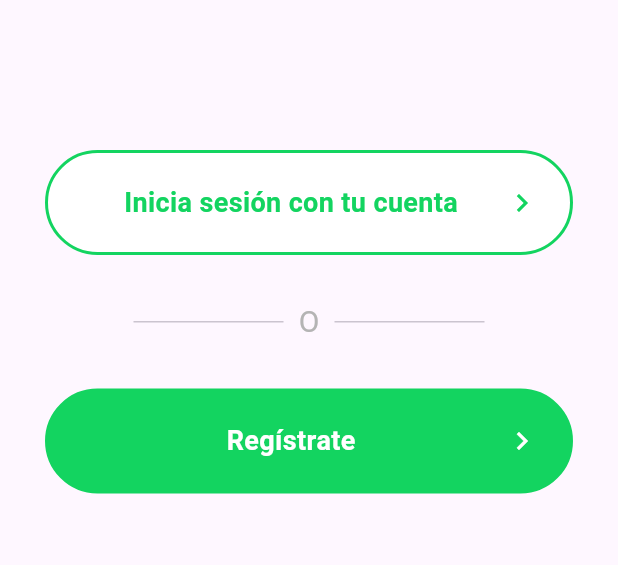
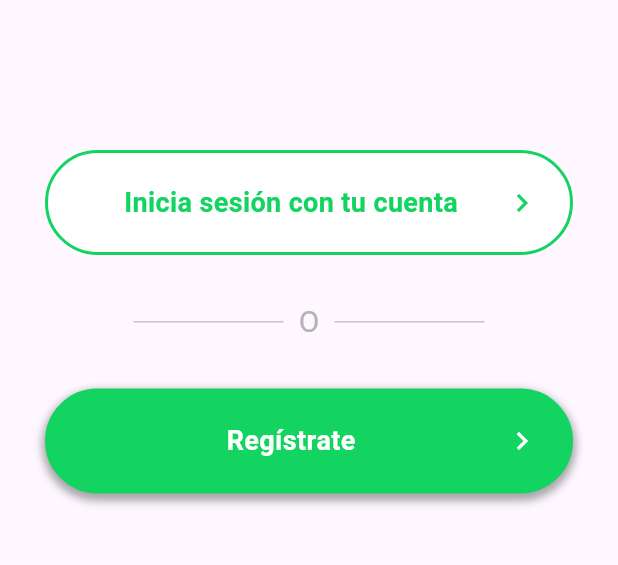
Before and after one commit to alanolv/Quaxly, a Flutter app: the WelcomeScreen screen opened directly, on a phone screen of 412 x 824 dp, the part 525-1090 px from its top. Run offline on Flutter 3.47's test engine with Material 3 defaults, Android fonts, the phone set to English and light mode, and no system bars; our stand-ins replace get.

```diff
--- a/quaxly/lib/screens/welcome_screen.dart
+++ b/quaxly/lib/screens/welcome_screen.dart
@@ -1,9 +1,8 @@
 import 'dart:ui';
 
-import 'package:flutter/cupertino.dart';
 import 'package:flutter/material.dart';
-import 'package:flutter/widgets.dart';
 import 'package:get/get.dart';
+import 'package:quaxly/screens/register_screen.dart';
 import 'package:quaxly/widgets/action_button.dart';
 
 class WelcomeScreen extends StatefulWidget {
@@ -16,7 +15,11 @@ class WelcomeScreen extends StatefulWidget {
 class _WelcomeScreenState extends State<WelcomeScreen> {
   @override
   Widget build(BuildContext context) {
-    return Scaffold(
+    return GestureDetector(
+      onTap: (){
+        FocusScope.of(context).unfocus();
+      },
+      child: Scaffold(
         body: SingleChildScrollView(
           child: Column(
             children: [
@@ -81,11 +84,15 @@ class _WelcomeScreenState extends State<WelcomeScreen> {
               ),
               ActionButton(
                 text: 'register'.tr,
-              onTapFunction: (){},
+                onTapFunction: (){
+                  Get.to(() => RegisterScreen());
+                },
                 leadingIcon: Icons.chevron_right,
                 isFilled: true,
+                hasShadow: true,
               ),
             ],
+          ),
         ),
       ),
     );
--- a/quaxly/lib/widgets/action_button.dart
+++ b/quaxly/lib/widgets/action_button.dart
@@ -2,12 +2,13 @@ import 'package:flutter/material.dart';
 import 'package:quaxly/const/colors.dart';
 
 class ActionButton extends StatefulWidget {
-  const ActionButton({super.key, required this.text, required this.onTapFunction, this.leadingIcon, this.isFilled = false});
+  const ActionButton({super.key, required this.text, required this.onTapFunction, this.leadingIcon, this.isFilled = false, this.hasShadow = false});
 
   final IconData? leadingIcon;
   final String text;
   final Function() onTapFunction;
   final bool isFilled;
+  final bool hasShadow;
 
 
   @override
@@ -25,6 +26,14 @@ class _ActionButtonState extends State<ActionButton> {
         ),
         decoration: BoxDecoration(
           borderRadius: BorderRadius.circular(50),
+          boxShadow: widget.hasShadow ? const [
+            BoxShadow(
+              color: Color.fromARGB(93, 23, 23, 23),
+              blurRadius: 4,
+              spreadRadius: 2,
+              offset: Offset(0, 3)
+            )
+          ] : [],
           border: Border.all(
             width: 2,
             color: primaryColor
```
Also changed, not shown: quaxly/lib/screens/register_screen.dart (+5 -6 lines), quaxly/lib/widgets/title_text.dart (added, +29 -0 lines). Lines whose indentation alone changed are shown as unchanged.
